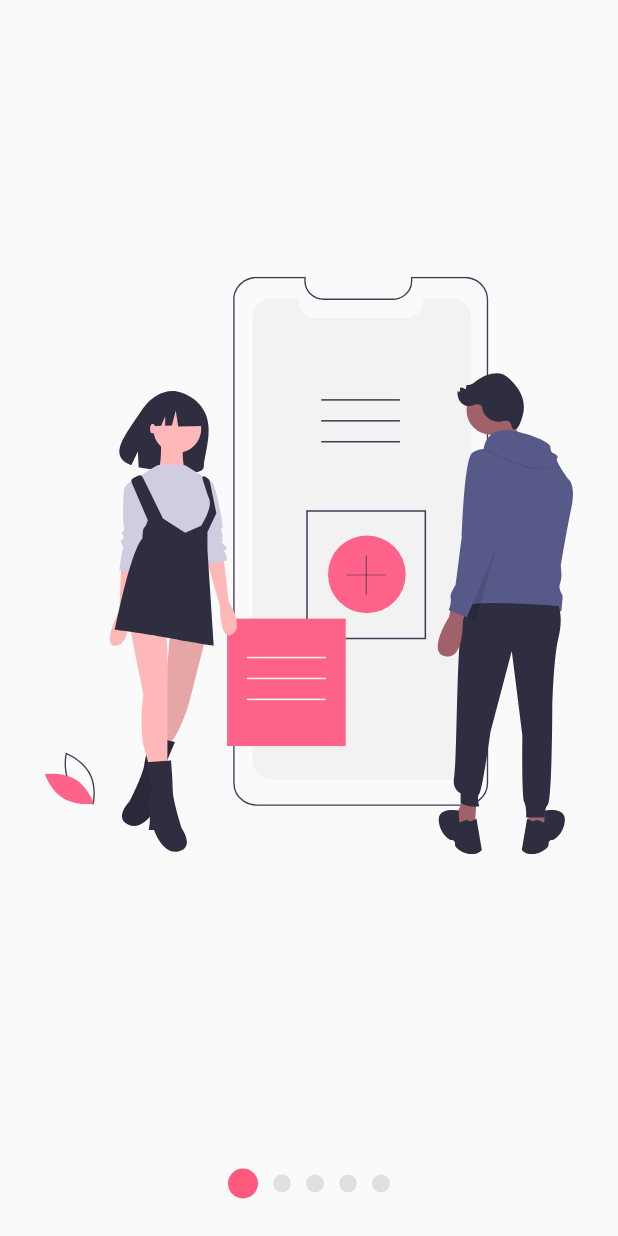
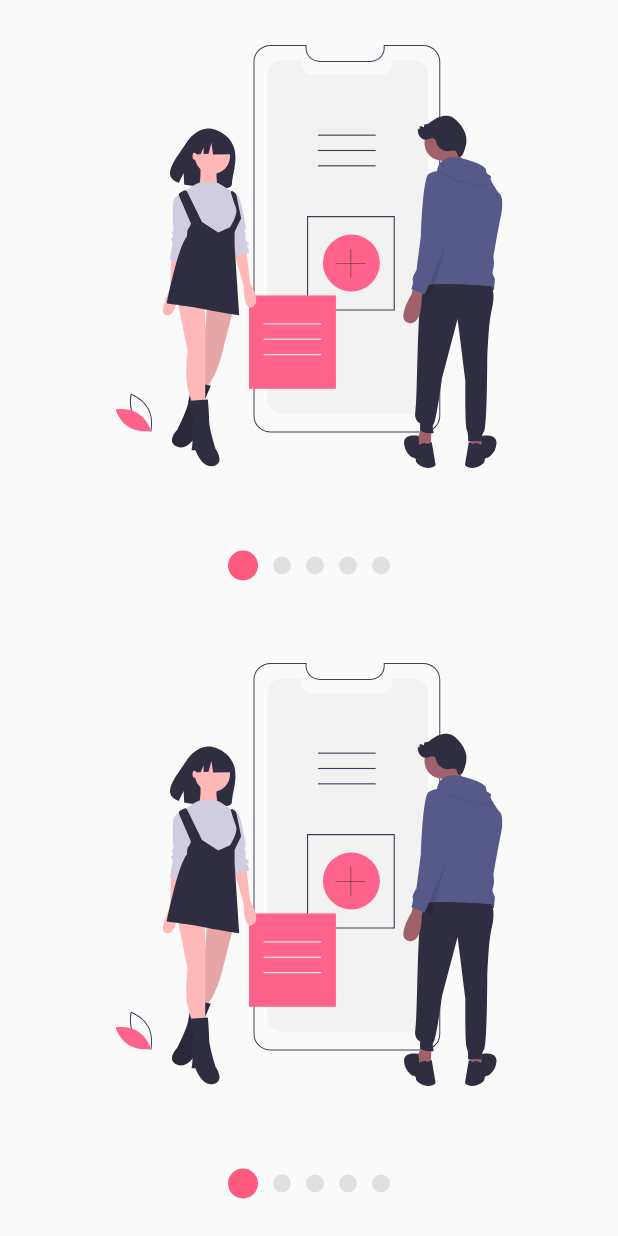
Before and after one commit to EstebanIndiveri/flutteranimations, a Flutter app: the screen it shows after launch, on a phone screen of 412 x 824 dp. Run offline on Flutter 3.47's test engine with Material 2 defaults, Android fonts, the phone set to English and light mode, and no system bars; our stand-ins replace flutter_svg.

Commit message:
fix provider

```diff
--- a/lib/src/pages/slideshow_page.dart
+++ b/lib/src/pages/slideshow_page.dart
@@ -7,7 +7,21 @@ class SlidesShowPage extends StatelessWidget {
   Widget build(BuildContext context) {
     return  Scaffold(
       // backgroundColor: Colors.purple,
-      body: Slideshow(
+      body:Column(
+        children: [
+          Expanded(child:MiSlideshow()),
+          Expanded(child:MiSlideshow()),
+        ],
+      )
+    );
+  }
+}
+
+class MiSlideshow extends StatelessWidget {
+
+  @override
+  Widget build(BuildContext context) {
+    return Slideshow(
       bulletprimary:12,
       bulletSecondary:20,
       // dotsHeight: true,
@@ -21,7 +35,6 @@ class SlidesShowPage extends StatelessWidget {
          SvgPicture.asset('assets/svg/slide-5.svg'),
 
       ],
-      ),
     );
   }
 }
--- a/lib/src/widwets/slideshow.dart
+++ b/lib/src/widwets/slideshow.dart
@@ -184,23 +184,23 @@ class _SlideshowModel with ChangeNotifier{
   Color get primaryColor=>this._primaryColor;
   set primaryColor(Color color){
     this._primaryColor=color;
-    notifyListeners();
+    // notifyListeners();
   }
 
 Color get secondaryColor=>this._secondaryColor;
   set secondaryColor(Color color){
     this._secondaryColor=color;
-    notifyListeners();
+    // notifyListeners();
   }
   double get bulletprimary=>this._bulletprimary;
   set bulletprimary(double tamano){
     this._bulletprimary=tamano;
-    notifyListeners();
+    // notifyListeners();
   }
 
   double get bulletSecondary=>this._bulletSecondary;
   set bulletSecondary(double tamano){
     this._bulletprimary=tamano;
-    notifyListeners();
+    // notifyListeners();
   }
 }
```
Lines whose indentation alone changed are shown as unchanged.
